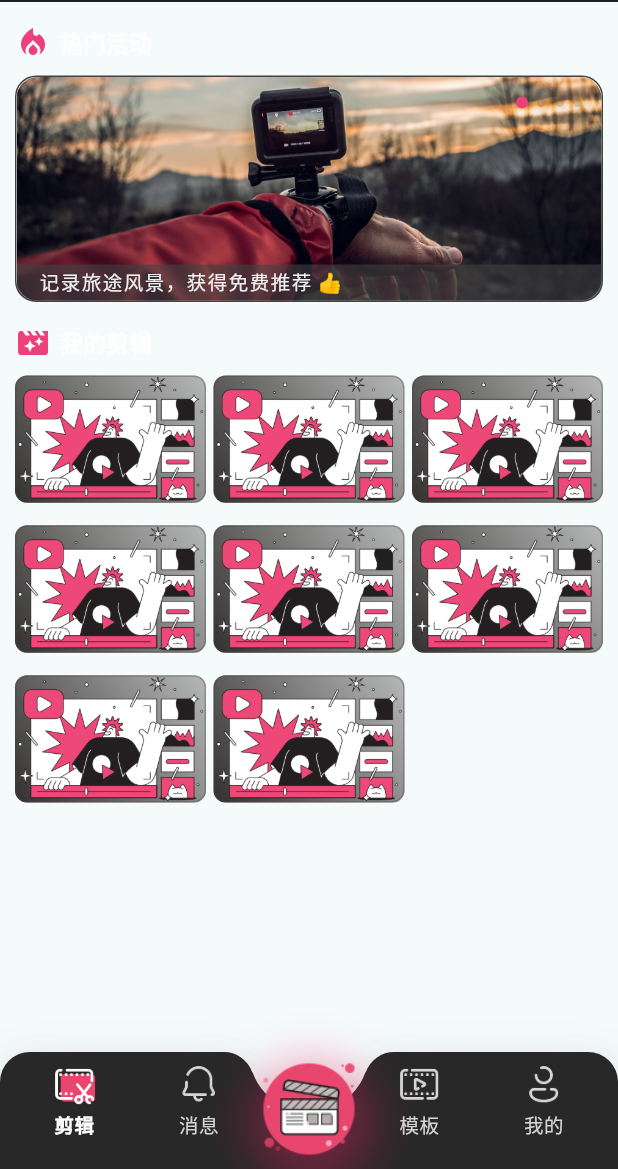
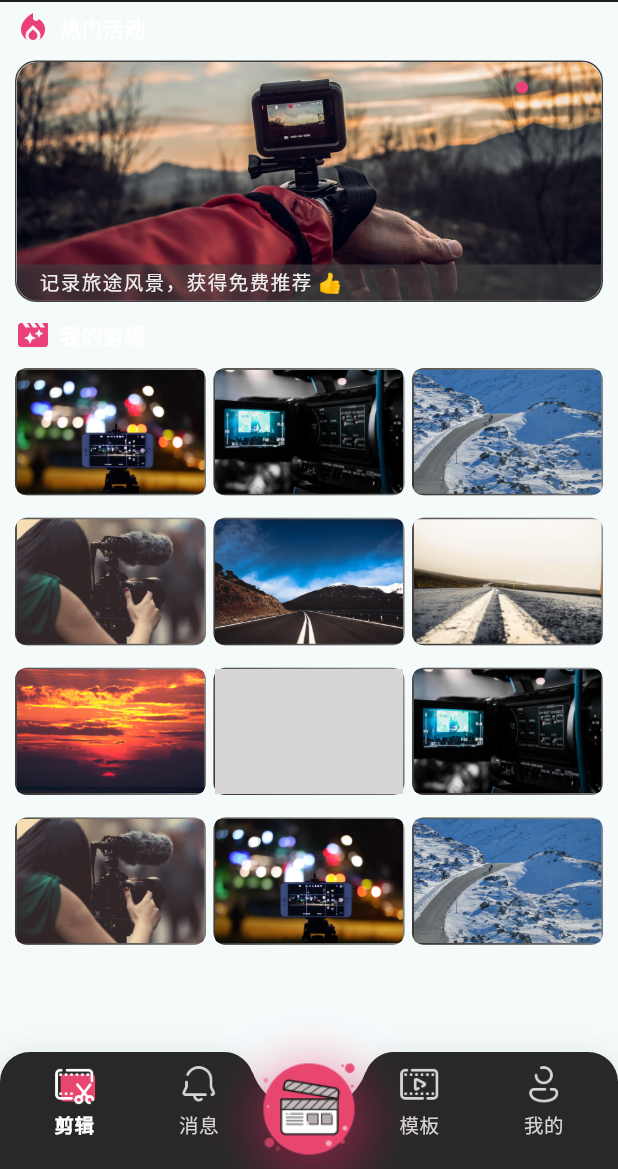
Before and after one commit to Cc-Edit/CcClipApp, a Flutter app: the screen it shows after launch, on a phone screen of 412 x 824 dp, the part 67-1236 px from its top. Run offline on Flutter 3.47's test engine with Material 3 defaults, Android fonts, the phone set to English and light mode, and no system bars; drawn by our look-alikes of card_swiper; our stand-ins replace flutter_mobx, google_fonts, mobx; generated files the repository leaves out were written again; grey boxes are pictures that could not be loaded.

Commit message:
首页优化

```diff
--- a/lib/component/VideoList.dart
+++ b/lib/component/VideoList.dart
@@ -58,13 +58,13 @@ class _VideoListState extends State<VideoList> with TickerProviderStateMixin {
         child: Column(
           children: [
             Container(
-              padding: const EdgeInsets.fromLTRB(10, 15, 10, 10),
+              padding: const EdgeInsets.fromLTRB(10, 5, 10, 10),
               child: Row(
                 children: [
                   Icon(Icons.local_fire_department, color: Colors.pink[400]),
                   const Text("  热门活动 ",
                       style:
-                          TextStyle(fontSize: 15, fontWeight: FontWeight.w600))
+                          TextStyle(fontSize: 14, fontWeight: FontWeight.w600))
                 ],
               ),
             ),
@@ -140,19 +140,19 @@ class _VideoListState extends State<VideoList> with TickerProviderStateMixin {
         ),
       ),
       Container(
-        padding: const EdgeInsets.fromLTRB(10, 15, 10, 10),
+        padding: const EdgeInsets.fromLTRB(10, 10, 10, 10),
         child: Row(
           children: [
             Icon(Icons.movie_filter, color: Colors.pink[400]),
             const Text("  我的剪辑 ",
-                style: TextStyle(fontSize: 15, fontWeight: FontWeight.w600))
+                style: TextStyle(fontSize: 14, fontWeight: FontWeight.w600))
           ],
         ),
       ),
       Expanded(
         child: Observer(
             builder: (_) => GridView(
-                  padding: const EdgeInsets.fromLTRB(10, 0, 10, 10),
+                  padding: const EdgeInsets.fromLTRB(10, 0, 10, 120),
                   physics: const AlwaysScrollableScrollPhysics(),
                   // 滚动效果
                   scrollDirection: Axis.vertical,
--- a/lib/model/VideoListData.dart
+++ b/lib/model/VideoListData.dart
@@ -15,56 +15,84 @@ class VideoListData {
 
   static List<VideoListData> videoList = [
     VideoListData(
-      cover: 'assets/image/dazzle-line-video-blogger.png',
+      cover: 'assets/image/cover3.png',
       id: '1',
       title: '草稿0001',
       size: 13000,
       time: 54000,
     ),
     VideoListData(
-      cover: 'assets/image/dazzle-line-video-blogger.png',
+      cover: 'assets/image/cover1.png',
       id: '1',
       title: '草稿0001',
       size: 14000,
       time: 24000,
     ),
     VideoListData(
-      cover: 'assets/image/dazzle-line-video-blogger.png',
+      cover: 'assets/image/cover4.png',
       id: '1',
       title: '草稿0001',
       size: 12000,
       time: 14000,
     ),
     VideoListData(
-      cover: 'assets/image/dazzle-line-video-blogger.png',
+      cover: 'assets/image/cover2.png',
       id: '1',
       title: '草稿0001',
       size: 19000,
       time: 34000,
     ),
     VideoListData(
-      cover: 'assets/image/dazzle-line-video-blogger.png',
+      cover: 'assets/image/cover5.png',
       id: '1',
       title: '草稿0001',
       size: 1000,
       time: 39000,
     ),
     VideoListData(
-      cover: 'assets/image/dazzle-line-video-blogger.png',
+      cover: 'assets/image/cover6.png',
       id: '1',
       title: '草稿0001',
       size: 12000,
       time: 14000,
     ),
     VideoListData(
-      cover: 'assets/image/dazzle-line-video-blogger.png',
+      cover: 'assets/image/cover7.png',
       id: '1',
       title: '草稿0001',
       size: 19000,
       time: 34000,
     ),
     VideoListData(
-      cover: 'assets/image/dazzle-line-video-blogger.png',
+      cover: 'assets/image/cover8.png',
+      id: '1',
+      title: '草稿0001',
+      size: 1000,
+      time: 39000,
+    ),
+    VideoListData(
+      cover: 'assets/image/cover1.png',
+      id: '1',
+      title: '草稿0001',
+      size: 1000,
+      time: 39000,
+    ),
+    VideoListData(
+      cover: 'assets/image/cover2.png',
+      id: '1',
+      title: '草稿0001',
+      size: 1000,
+      time: 39000,
+    ),
+    VideoListData(
+      cover: 'assets/image/cover3.png',
+      id: '1',
+      title: '草稿0001',
+      size: 1000,
+      time: 39000,
+    ),
+    VideoListData(
+      cover: 'assets/image/cover4.png',
       id: '1',
       title: '草稿0001',
       size: 1000,
```
Also changed, not shown: assets/image/cover1.png (added), assets/image/cover2.png (added), assets/image/cover3.png (added), assets/image/cover4.png (added), assets/image/cover5.png (added), assets/image/cover6.png (added), assets/image/cover7.png (added), 1 other file.
